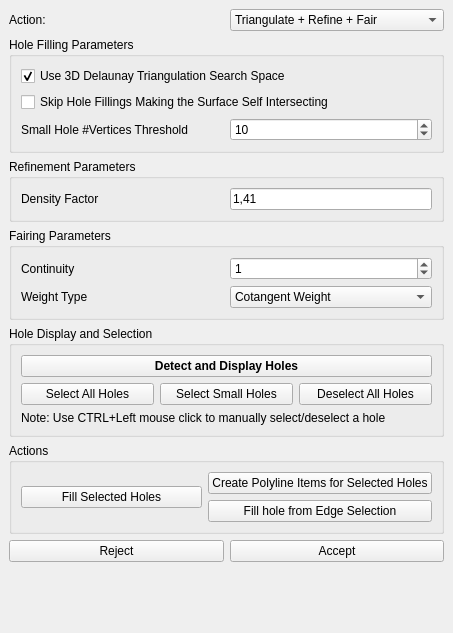
Qt form Polyhedron/demo/Polyhedron/Plugins/PMP/Hole_filling_widget.ui (CGAL/cgal) before a commit.
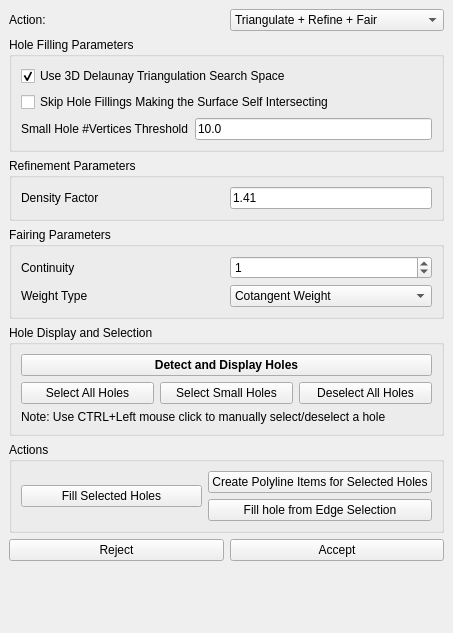
The same form after that commit. Custom widgets are drawn as their Qt base class.

What changed in the file:
```diff
--- a/Polyhedron/demo/Polyhedron/Plugins/PMP/Hole_filling_widget.ui
+++ b/Polyhedron/demo/Polyhedron/Plugins/PMP/Hole_filling_widget.ui
@@ -87,18 +87,9 @@
           </widget>
          </item>
          <item>
-          <widget class="QDoubleSpinBox" name="vertices_threshold_spin_box">
-           <property name="decimals">
-            <number>0</number>
-           </property>
-           <property name="maximum">
-            <double>999999999.000000000000000</double>
-           </property>
-           <property name="singleStep">
-            <double>1.000000000000000</double>
-           </property>
-           <property name="value">
-            <double>10.000000000000000</double>
+          <widget class="DoubleEdit" name="vertices_threshold_spin_box">
+           <property name="text">
+            <string>10.0</string>
            </property>
           </widget>
          </item>
@@ -131,7 +122,7 @@
             </sizepolicy>
            </property>
            <property name="text">
-            <string>1,41</string>
+            <string>1.41</string>
            </property>
            <property name="alignment">
             <set>Qt::AlignLeading|Qt::AlignLeft|Qt::AlignVCenter</set>
```
